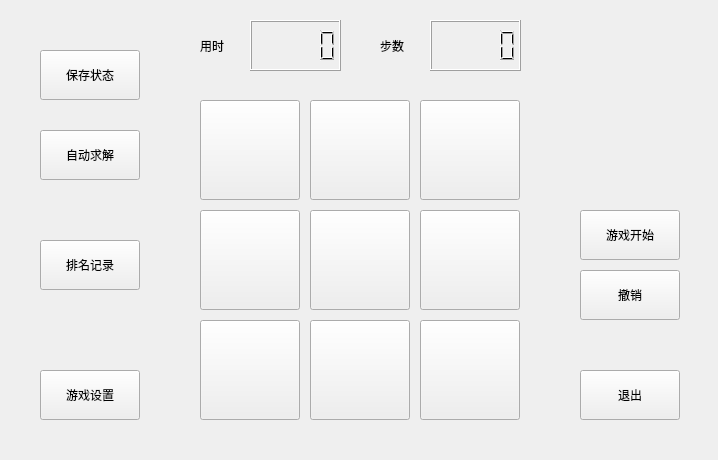
Old version of the form Project/Jigsaw/mainwindow.ui in the repository wolf-bolin/Jigsaw.
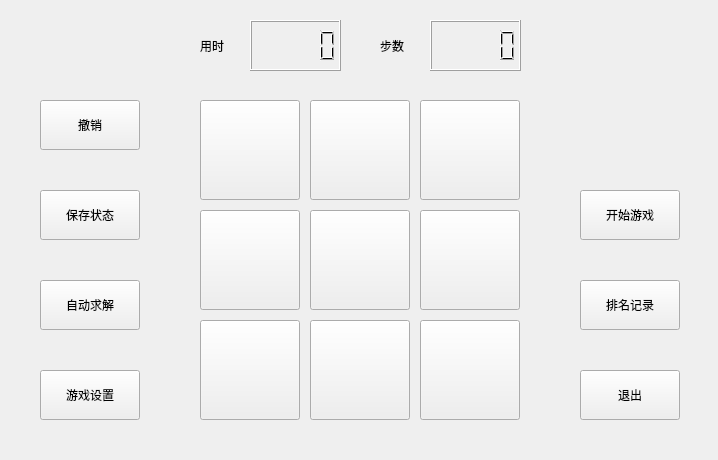
New version of the form.

Commit message: 主界面 UI 调整

What changed in the file:
```diff
--- a/Project/Jigsaw/mainwindow.ui
+++ b/Project/Jigsaw/mainwindow.ui
@@ -18,7 +18,7 @@
     <property name="geometry">
      <rect>
       <x>40</x>
-      <y>50</y>
+      <y>190</y>
       <width>100</width>
       <height>50</height>
      </rect>
@@ -31,7 +31,7 @@
     <property name="geometry">
      <rect>
       <x>40</x>
-      <y>130</y>
+      <y>280</y>
       <width>100</width>
       <height>50</height>
      </rect>
@@ -43,8 +43,8 @@
    <widget class="QPushButton" name="rankBrowse">
     <property name="geometry">
      <rect>
-      <x>40</x>
-      <y>240</y>
+      <x>580</x>
+      <y>280</y>
       <width>100</width>
       <height>50</height>
      </rect>
@@ -70,20 +70,20 @@
     <property name="geometry">
      <rect>
       <x>580</x>
-      <y>210</y>
+      <y>190</y>
       <width>100</width>
       <height>50</height>
      </rect>
     </property>
     <property name="text">
-     <string>游戏开始</string>
+     <string>开始游戏</string>
     </property>
    </widget>
    <widget class="QPushButton" name="undoStepButton">
     <property name="geometry">
      <rect>
-      <x>580</x>
-      <y>270</y>
+      <x>40</x>
+      <y>100</y>
       <width>100</width>
       <height>50</height>
      </rect>
```
